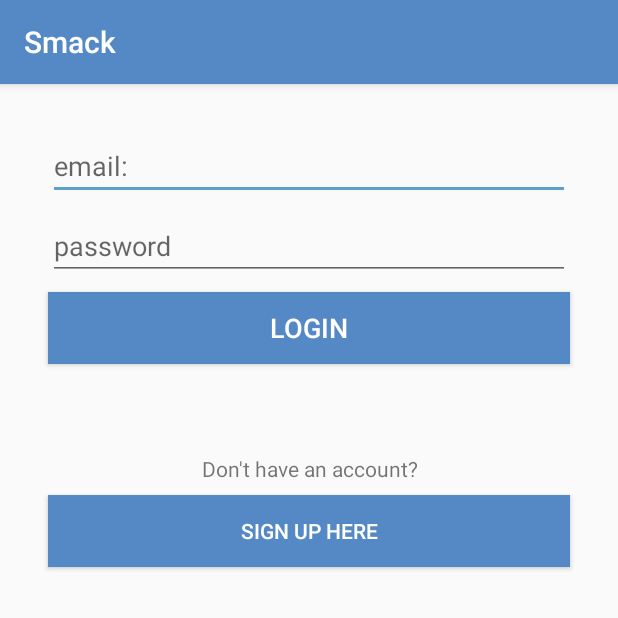
After one commit to Aleniten/Smack, an Android app: the LoginActivity screen opened directly, with no data from a screen before it, on a phone screen of 412 x 824 dp, the top half of it. The commit adds this screen. Run offline under Robolectric (Android 15) with nearby library versions, the phone set to English and light mode, and no system bars.

Commit message:
Finish Lesson2

```diff
--- a/app/build.gradle
+++ b/app/build.gradle
@@ -24,7 +24,7 @@ android {
 
 dependencies {
     implementation fileTree(dir: 'libs', include: ['*.jar'])
-    implementation"org.jetbrains.kotlin:kotlin-stdlib-jdk7:$kotlin_version"
+    implementation "org.jetbrains.kotlin:kotlin-stdlib-jdk7:$kotlin_version"
     implementation 'com.android.support:appcompat-v7:28.0.0'
     implementation 'com.android.support:design:28.0.0'
     implementation 'com.android.support.constraint:constraint-layout:1.1.3'
--- a/app/src/main/AndroidManifest.xml
+++ b/app/src/main/AndroidManifest.xml
@@ -18,6 +18,8 @@
                 <category android:name="android.intent.category.LAUNCHER"/>
             </intent-filter>
         </activity>
+        <activity android:name=".LoginActivity">
+        </activity>
     </application>
 
 </manifest>
--- /dev/null
+++ b/app/src/main/java/com/aleapp/smack/LoginActivity.kt
@@ -0,0 +1,21 @@
+package com.aleapp.smack
+
+import android.support.v7.app.AppCompatActivity
+import android.os.Bundle
+import android.view.View
+
+class LoginActivity : AppCompatActivity() {
+
+    override fun onCreate(savedInstanceState: Bundle?) {
+        super.onCreate(savedInstanceState)
+        setContentView(R.layout.activity_login)
+    }
+
+    fun loginLoginBtnClicked(view: View){
+
+    }
+
+    fun loginCreateUserBtnClicked(view: View){
+
+    }
+}
--- a/app/src/main/java/com/aleapp/smack/MainActivity.kt
+++ b/app/src/main/java/com/aleapp/smack/MainActivity.kt
@@ -1,5 +1,6 @@
 package com.aleapp.smack
 
+import android.content.Intent
 import android.os.Bundle
 import android.support.design.widget.Snackbar
 import android.support.design.widget.NavigationView
@@ -37,7 +38,8 @@ class MainActivity : AppCompatActivity() {
     }
 
     fun loginBtnNavClicked(view: View) {
-
+        val loginIntent = Intent(this, LoginActivity::class.java)
+        startActivity(loginIntent)
     }
 
     fun addCannelClicked(view: View) {
--- /dev/null
+++ b/app/src/main/res/layout/activity_login.xml
@@ -0,0 +1,54 @@
+<?xml version="1.0" encoding="utf-8"?>
+<android.support.constraint.ConstraintLayout
+        xmlns:android="http://schemas.android.com/apk/res/android"
+        xmlns:tools="http://schemas.android.com/tools"
+        xmlns:app="http://schemas.android.com/apk/res-auto"
+        android:layout_width="match_parent"
+        android:layout_height="match_parent"
+        tools:context=".LoginActivity">
+
+    <EditText
+            android:layout_width="0dp"
+            android:layout_height="wrap_content"
+            android:inputType="textPersonName"
+            android:ems="10"
+            android:id="@+id/loginEmailTxt" android:layout_marginStart="32dp"
+            app:layout_constraintStart_toStartOf="parent" android:layout_marginEnd="32dp"
+            app:layout_constraintEnd_toEndOf="parent" android:layout_marginTop="32dp"
+            app:layout_constraintTop_toTopOf="parent" android:hint="email:"/>
+    <EditText
+            android:layout_width="0dp"
+            android:layout_height="wrap_content"
+            android:inputType="textPassword"
+            android:ems="10"
+            android:id="@+id/loginPasswordTxt" android:layout_marginTop="8dp"
+            app:layout_constraintTop_toBottomOf="@+id/loginEmailTxt" android:layout_marginStart="32dp"
+            app:layout_constraintStart_toStartOf="parent" android:layout_marginEnd="32dp"
+            app:layout_constraintEnd_toEndOf="parent" android:hint="password"/>
+    <Button
+            android:text="LOGIN"
+            android:layout_width="0dp"
+            android:layout_height="wrap_content"
+            android:id="@+id/loginLoginBtn" android:layout_marginTop="8dp"
+            app:layout_constraintTop_toBottomOf="@+id/loginPasswordTxt" app:layout_constraintStart_toStartOf="parent"
+            android:layout_marginStart="32dp" app:layout_constraintEnd_toEndOf="parent"
+            android:layout_marginEnd="32dp" android:background="@color/colorPrimary" android:textSize="18sp"
+            android:textColor="@android:color/background_light" android:onClick="loginLoginBtnClicked"/>
+    <TextView
+            android:text="Don't have an account?"
+            android:layout_width="0dp"
+            android:layout_height="wrap_content"
+            android:id="@+id/textView" app:layout_constraintStart_toStartOf="parent" android:layout_marginStart="32dp"
+            app:layout_constraintEnd_toEndOf="parent" android:layout_marginEnd="32dp" android:layout_marginTop="60dp"
+            app:layout_constraintTop_toBottomOf="@+id/loginLoginBtn" app:layout_constraintHorizontal_bias="0.4"
+            android:textAlignment="center"/>
+    <Button
+            android:text="SIGN UP HERE"
+            android:layout_width="0dp"
+            android:layout_height="wrap_content"
+            android:id="@+id/loginCreateUserBtn" android:layout_marginTop="8dp"
+            app:layout_constraintTop_toBottomOf="@+id/textView" app:layout_constraintStart_toStartOf="parent"
+            android:layout_marginStart="32dp" app:layout_constraintEnd_toEndOf="parent"
+            android:layout_marginEnd="32dp" android:background="@color/colorPrimary"
+            android:textColor="@android:color/background_light" android:onClick="loginCreateUserBtnClicked"/>
+</android.support.constraint.ConstraintLayout>
--- a/app/src/main/res/layout/nav_header_main.xml
+++ b/app/src/main/res/layout/nav_header_main.xml
@@ -14,7 +14,7 @@
             android:paddingTop="@dimen/nav_header_vertical_spacing"
             android:id="@+id/userImageNavHeader" app:srcCompat="@drawable/profiledefault"
             app:layout_constraintStart_toStartOf="parent"
-            android:layout_marginStart="8dp"
+            android:layout_marginStart="12dp"
             android:layout_marginBottom="8dp" app:layout_constraintBottom_toTopOf="@+id/loginBtnNavHeader"/>
 
     <TextView
@@ -42,8 +42,8 @@
             android:id="@+id/loginBtnNavHeader"
             android:background="@android:color/transparent" android:textColor="@android:color/background_light"
             android:layout_marginBottom="8dp" app:layout_constraintBottom_toBottomOf="parent"
-            android:layout_marginStart="24dp" app:layout_constraintStart_toStartOf="parent"
-            android:onClick="loginBtnNavClicked" android:textAlignment="viewStart"/>
+            app:layout_constraintStart_toStartOf="parent"
+            android:onClick="loginBtnNavClicked" android:textAlignment="center" android:layout_marginStart="4dp"/>
     <ImageButton
             android:layout_width="30dp"
             android:layout_height="30dp" app:srcCompat="@drawable/addchannelbutton"
```
